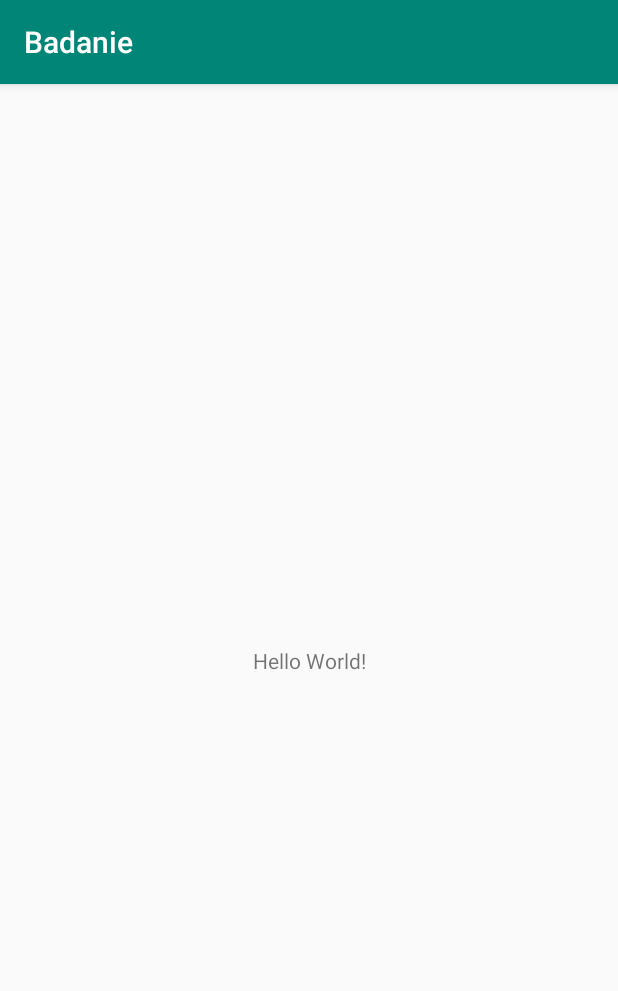
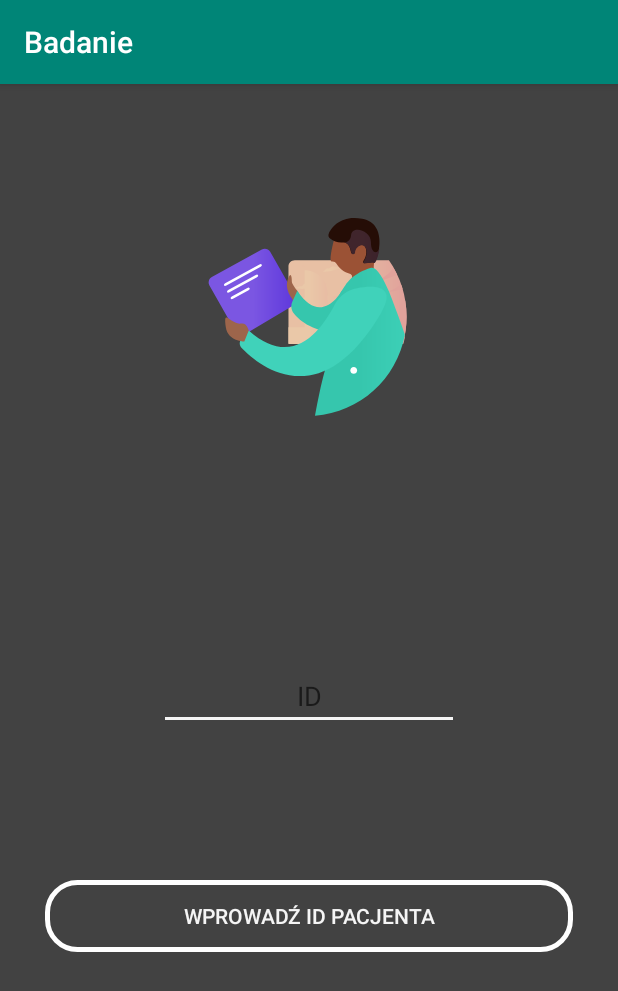
Before and after one commit to Kb861/AppForRehabilitation, an Android app: the screen it shows after launch (MainActivity), on a phone screen of 412 x 824 dp. Shown: the top 991 px of the screen. Run offline under Robolectric (Android 15) with nearby library versions, the phone set to English and light mode, and no system bars.

Commit message:
first activity_main

```diff
--- a/app/build.gradle
+++ b/app/build.gradle
@@ -1,11 +1,11 @@
 apply plugin: 'com.android.application'
 
 android {
-    compileSdkVersion 28
+    compileSdkVersion 27
     defaultConfig {
         applicationId "com.example.badanie"
         minSdkVersion 22
-        targetSdkVersion 28
+        targetSdkVersion 27
         versionCode 1
         versionName "1.0"
         testInstrumentationRunner "android.support.test.runner.AndroidJUnitRunner"
@@ -20,9 +20,11 @@ android {
 
 dependencies {
     implementation fileTree(dir: 'libs', include: ['*.jar'])
-    implementation 'com.android.support:appcompat-v7:28.0.0'
+    implementation 'com.android.support:appcompat-v7:27.1.1'
     implementation 'com.android.support.constraint:constraint-layout:1.1.3'
+    implementation 'com.airbnb.android:lottie:2.0.0'
     testImplementation 'junit:junit:4.12'
     androidTestImplementation 'com.android.support.test:runner:1.0.2'
     androidTestImplementation 'com.android.support.test.espresso:espresso-core:3.0.2'
+
 }
--- /dev/null
+++ b/app/src/main/res/drawable/frame.xml
@@ -0,0 +1,17 @@
+<?xml version="1.0" encoding="utf-8"?>
+<layer-list xmlns:android="http://schemas.android.com/apk/res/android">
+    <item>
+        <shape>
+            <solid />
+            <stroke
+                android:width="3dp"
+                android:color="@color/white" />
+            <corners android:radius="20dp" />
+            <padding
+                android:bottom="5dp"
+                android:left="5dp"
+                android:right="5dp"
+                android:top="5dp" />
+        </shape>
+    </item>
+</layer-list>
--- a/app/src/main/res/layout/activity_main.xml
+++ b/app/src/main/res/layout/activity_main.xml
@@ -1,18 +1,46 @@
 <?xml version="1.0" encoding="utf-8"?>
-<android.support.constraint.ConstraintLayout xmlns:android="http://schemas.android.com/apk/res/android"
+<LinearLayout xmlns:android="http://schemas.android.com/apk/res/android"
     xmlns:app="http://schemas.android.com/apk/res-auto"
     xmlns:tools="http://schemas.android.com/tools"
     android:layout_width="match_parent"
     android:layout_height="match_parent"
+    android:orientation="vertical"
+    android:background="@color/colorbackground"
+    android:layout_gravity="center_horizontal"
     tools:context=".MainActivity">
+    <com.airbnb.lottie.LottieAnimationView
+        android:id="@+id/animation_view"
+        android:layout_width="300dp"
+        android:layout_height="300dp"
+        android:layout_marginTop="5dp"
+        android:layout_gravity="center"
+        app:lottie_autoPlay="true"
+        app:lottie_fileName="patientd.json"
+        app:lottie_loop="true"/>
 
-    <TextView
-        android:layout_width="wrap_content"
+
+    <EditText
+        android:id="@+id/EtID"
+        android:layout_width="200dp"
         android:layout_height="wrap_content"
-        android:text="Hello World!"
-        app:layout_constraintBottom_toBottomOf="parent"
-        app:layout_constraintLeft_toLeftOf="parent"
-        app:layout_constraintRight_toRightOf="parent"
-        app:layout_constraintTop_toTopOf="parent" />
+        android:hint="ID"
+        android:gravity="center"
+        android:layout_gravity="center"
+        android:textColor="@color/textColor"
+        android:layout_marginTop="80dp"
+        />
 
-</android.support.constraint.ConstraintLayout>
+    <Button
+        android:id="@+id/btn_ID"
+        android:layout_width="match_parent"
+        android:layout_height="wrap_content"
+        android:textColor="@color/textColor"
+        android:background="@drawable/frame"
+        android:layout_marginLeft="30dp"
+        android:layout_marginTop="100dp"
+        android:layout_marginRight="30dp"
+        android:text="Wprowadź ID pacjenta"/>
+
+
+
+</LinearLayout>
--- a/app/src/main/res/values/colors.xml
+++ b/app/src/main/res/values/colors.xml
@@ -3,4 +3,7 @@
     <color name="colorPrimary">#008577</color>
     <color name="colorPrimaryDark">#00574B</color>
     <color name="colorAccent">#D81B60</color>
+    <color name="colorbackground">#424242</color>
+    <color name="textColor">#f5f5f5</color>
+    <color name="white">#FFFFFF</color>
 </resources>
--- a/app/src/main/res/values/styles.xml
+++ b/app/src/main/res/values/styles.xml
@@ -5,7 +5,7 @@
         <!-- Customize your theme here. -->
         <item name="colorPrimary">@color/colorPrimary</item>
         <item name="colorPrimaryDark">@color/colorPrimaryDark</item>
-        <item name="colorAccent">@color/colorAccent</item>
+        <item name="colorAccent">@color/textColor</item>
     </style>
 
 </resources>
--- a/build.gradle
+++ b/build.gradle
@@ -2,6 +2,7 @@
 
 buildscript {
     repositories {
+        mavenCentral()
         google()
         jcenter()
 
@@ -18,6 +19,7 @@ allprojects {
     repositories {
         google()
         jcenter()
+        maven { url 'https://jitpack.io' }
 
     }
 }
```
Also changed, not shown: app/src/main/assets/patientd.json (added, +1 -0 lines), app/src/main/res/drawable/icget.png (added).
